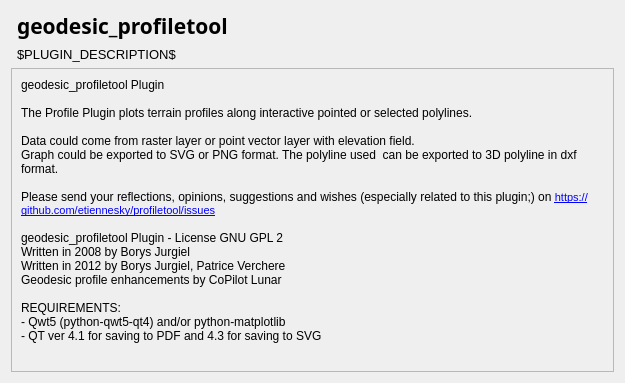
Old version of the form ui/about.ui in the repository thareUSGS/QGIS-geodesic-profiletool.
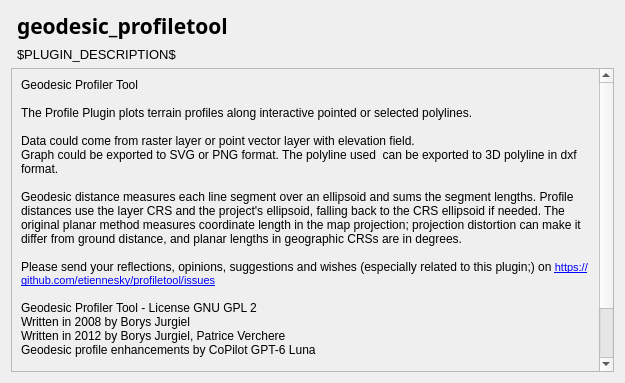
New version of the form.

Commit message:
Prepare geodesic profiler tool v0.5.0
Publish the clearer plugin name, geodesic distance readouts, and usage documentation.

Patch:
```diff
--- a/ui/about.ui
+++ b/ui/about.ui
@@ -99,19 +99,21 @@
 &lt;html&gt;&lt;head&gt;&lt;meta name=&quot;qrichtext&quot; content=&quot;1&quot; /&gt;&lt;style type=&quot;text/css&quot;&gt;
 p, li { white-space: pre-wrap; }
 &lt;/style&gt;&lt;/head&gt;&lt;body style=&quot; font-family:'MS Shell Dlg 2'; font-size:8pt; font-weight:400; font-style:normal;&quot;&gt;
-&lt;p style=&quot; margin-top:0px; margin-bottom:0px; margin-left:0px; margin-right:0px; -qt-block-indent:0; text-indent:0px;&quot;&gt;&lt;span style=&quot; font-family:'Sans Serif'; font-size:9pt;&quot;&gt;geodesic_profiletool Plugin&lt;/span&gt;&lt;/p&gt;
+&lt;p style=&quot; margin-top:0px; margin-bottom:0px; margin-left:0px; margin-right:0px; -qt-block-indent:0; text-indent:0px;&quot;&gt;&lt;span style=&quot; font-family:'Sans Serif'; font-size:9pt;&quot;&gt;Geodesic Profiler Tool&lt;/span&gt;&lt;/p&gt;
 &lt;p style=&quot;-qt-paragraph-type:empty; margin-top:0px; margin-bottom:0px; margin-left:0px; margin-right:0px; -qt-block-indent:0; text-indent:0px; font-family:'Sans Serif'; font-size:9pt;&quot;&gt;&lt;br /&gt;&lt;/p&gt;
 &lt;p style=&quot; margin-top:0px; margin-bottom:0px; margin-left:0px; margin-right:0px; -qt-block-indent:0; text-indent:0px;&quot;&gt;&lt;span style=&quot; font-family:'Sans Serif'; font-size:9pt;&quot;&gt;The Profile Plugin plots terrain profiles along interactive pointed or selected polylines.&lt;/span&gt;&lt;/p&gt;
 &lt;p style=&quot;-qt-paragraph-type:empty; margin-top:0px; margin-bottom:0px; margin-left:0px; margin-right:0px; -qt-block-indent:0; text-indent:0px; font-family:'Sans Serif'; font-size:9pt;&quot;&gt;&lt;br /&gt;&lt;/p&gt;
 &lt;p style=&quot; margin-top:0px; margin-bottom:0px; margin-left:0px; margin-right:0px; -qt-block-indent:0; text-indent:0px;&quot;&gt;&lt;span style=&quot; font-family:'Sans Serif'; font-size:9pt;&quot;&gt;Data could come from raster layer or point vector layer with elevation field.&lt;/span&gt;&lt;/p&gt;
 &lt;p style=&quot; margin-top:0px; margin-bottom:0px; margin-left:0px; margin-right:0px; -qt-block-indent:0; text-indent:0px;&quot;&gt;&lt;span style=&quot; font-family:'Sans Serif'; font-size:9pt;&quot;&gt;Graph could be exported to SVG or PNG format. The polyline used  can be exported to 3D polyline in dxf format.&lt;/span&gt;&lt;/p&gt;
 &lt;p style=&quot;-qt-paragraph-type:empty; margin-top:0px; margin-bottom:0px; margin-left:0px; margin-right:0px; -qt-block-indent:0; text-indent:0px; font-family:'Sans Serif'; font-size:9pt;&quot;&gt;&lt;br /&gt;&lt;/p&gt;
+&lt;p style=&quot; margin-top:0px; margin-bottom:0px; margin-left:0px; margin-right:0px; -qt-block-indent:0; text-indent:0px;&quot;&gt;&lt;span style=&quot; font-family:'Sans Serif'; font-size:9pt;&quot;&gt;Geodesic distance measures each line segment over an ellipsoid and sums the segment lengths. Profile distances use the layer CRS and the project's ellipsoid, falling back to the CRS ellipsoid if needed. The original planar method measures coordinate length in the map projection; projection distortion can make it differ from ground distance, and planar lengths in geographic CRSs are in degrees.&lt;/span&gt;&lt;/p&gt;
+&lt;p style=&quot;-qt-paragraph-type:empty; margin-top:0px; margin-bottom:0px; margin-left:0px; margin-right:0px; -qt-block-indent:0; text-indent:0px; font-family:'Sans Serif'; font-size:9pt;&quot;&gt;&lt;br /&gt;&lt;/p&gt;
 &lt;p style=&quot; margin-top:0px; margin-bottom:0px; margin-left:0px; margin-right:0px; -qt-block-indent:0; text-indent:0px;&quot;&gt;&lt;span style=&quot; font-family:'Sans Serif'; font-size:9pt;&quot;&gt;Please send your reflections, opinions, suggestions and wishes (especially related to this plugin;) on &lt;/span&gt;&lt;a href=&quot;https://github.com/etiennesky/profiletool/issues&quot;&gt;&lt;span style=&quot; text-decoration: underline; color:#0000ff;&quot;&gt;https://github.com/etiennesky/profiletool/issues&lt;/span&gt;&lt;/a&gt;&lt;/p&gt;
 &lt;p style=&quot;-qt-paragraph-type:empty; margin-top:0px; margin-bottom:0px; margin-left:0px; margin-right:0px; -qt-block-indent:0; text-indent:0px; font-family:'Sans'; font-size:9pt;&quot;&gt;&lt;br /&gt;&lt;/p&gt;
-&lt;p style=&quot; margin-top:0px; margin-bottom:0px; margin-left:0px; margin-right:0px; -qt-block-indent:0; text-indent:0px;&quot;&gt;&lt;span style=&quot; font-family:'Sans Serif'; font-size:9pt;&quot;&gt;geodesic_profiletool Plugin - License GNU GPL 2&lt;/span&gt;&lt;/p&gt;
+&lt;p style=&quot; margin-top:0px; margin-bottom:0px; margin-left:0px; margin-right:0px; -qt-block-indent:0; text-indent:0px;&quot;&gt;&lt;span style=&quot; font-family:'Sans Serif'; font-size:9pt;&quot;&gt;Geodesic Profiler Tool - License GNU GPL 2&lt;/span&gt;&lt;/p&gt;
 &lt;p style=&quot; margin-top:0px; margin-bottom:0px; margin-left:0px; margin-right:0px; -qt-block-indent:0; text-indent:0px;&quot;&gt;&lt;span style=&quot; font-family:'Sans Serif'; font-size:9pt;&quot;&gt;Written in 2008 by Borys Jurgiel&lt;/span&gt;&lt;/p&gt;
 &lt;p style=&quot; margin-top:0px; margin-bottom:0px; margin-left:0px; margin-right:0px; -qt-block-indent:0; text-indent:0px;&quot;&gt;&lt;span style=&quot; font-family:'Sans Serif'; font-size:9pt;&quot;&gt;Written in 2012 by Borys Jurgiel, Patrice Verchere&lt;/span&gt;&lt;/p&gt;
-&lt;p style=&quot; margin-top:0px; margin-bottom:0px; margin-left:0px; margin-right:0px; -qt-block-indent:0; text-indent:0px;&quot;&gt;&lt;span style=&quot; font-family:'Sans Serif'; font-size:9pt;&quot;&gt;Geodesic profile enhancements by CoPilot Lunar&lt;/span&gt;&lt;/p&gt;
+&lt;p style=&quot; margin-top:0px; margin-bottom:0px; margin-left:0px; margin-right:0px; -qt-block-indent:0; text-indent:0px;&quot;&gt;&lt;span style=&quot; font-family:'Sans Serif'; font-size:9pt;&quot;&gt;Geodesic profile enhancements by CoPilot GPT-6 Luna&lt;/span&gt;&lt;/p&gt;
 &lt;p style=&quot;-qt-paragraph-type:empty; margin-top:0px; margin-bottom:0px; margin-left:0px; margin-right:0px; -qt-block-indent:0; text-indent:0px; font-family:'Sans Serif'; font-size:9pt;&quot;&gt;&lt;br /&gt;&lt;/p&gt;
 &lt;p style=&quot; margin-top:0px; margin-bottom:0px; margin-left:0px; margin-right:0px; -qt-block-indent:0; text-indent:0px;&quot;&gt;&lt;span style=&quot; font-family:'Sans Serif'; font-size:9pt;&quot;&gt;REQUIREMENTS:&lt;/span&gt;&lt;/p&gt;
 &lt;p style=&quot; margin-top:0px; margin-bottom:0px; margin-left:0px; margin-right:0px; -qt-block-indent:0; text-indent:0px;&quot;&gt;&lt;span style=&quot; font-family:'Sans Serif'; font-size:9pt;&quot;&gt;- Qwt5 (python-qwt5-qt4) and/or python-matplotlib&lt;/span&gt;&lt;/p&gt;
```
Left out of the diff: 2 changed lines with no effect on the pictures. The commit also changes 6 other files.
